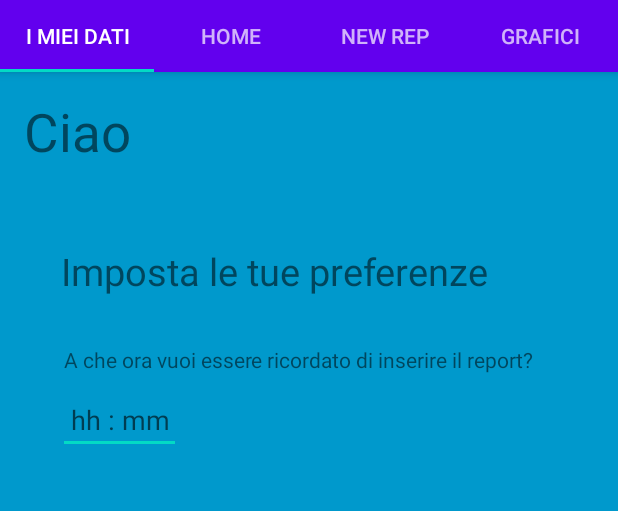
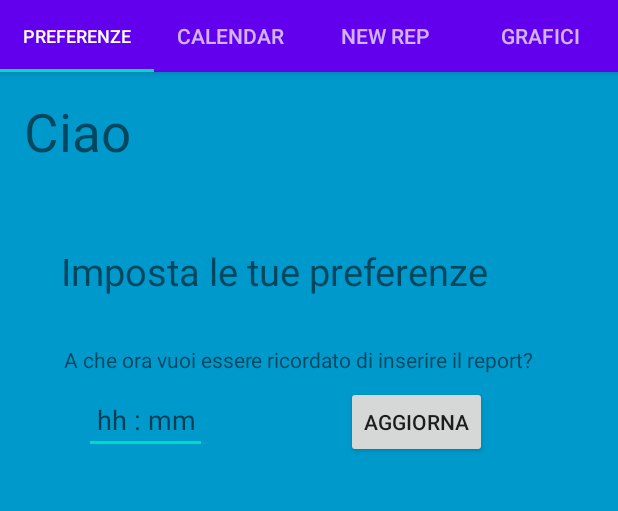
Before and after one commit to simonettimartino/LAM, an Android app: the MyData screen opened directly, with no data from a screen before it, on a phone screen of 412 x 824 dp, the part 89-600 px from its top. Run offline under Robolectric (Android 15) with nearby library versions, the phone set to English and light mode, and no system bars; our stand-ins replace Room's generated code; libraries missing offline, so code that uses them is left out: com.google.android.material, it.xabaras.android.

Commit message:
preferenze

```diff
--- a/MyHM/app/src/main/java/com/example/myhm/MyData.java
+++ b/MyHM/app/src/main/java/com/example/myhm/MyData.java
@@ -7,7 +7,10 @@ import androidx.fragment.app.Fragment;
 import android.view.LayoutInflater;
 import android.view.View;
 import android.view.ViewGroup;
+import android.widget.Button;
+import android.widget.EditText;
 import android.widget.TextView;
+import android.widget.Toast;
 
 import static android.content.Context.MODE_PRIVATE;
 
@@ -16,9 +19,12 @@ public class MyData extends Fragment {
 
     private TextView nome;
     private String n;
+    private EditText h;
+    private Button aggiorna;
 
     public static final String SHARED_PREFS = "sharedPrefs";
     public static final String NOME = "nome";
+    public static final String ORARIO = "orario";
 
     public View onCreateView(LayoutInflater inflater, @Nullable ViewGroup container, @Nullable Bundle savedInstanceState) {
         View view = inflater.inflate(R.layout.fragment_mydata, container, false);
@@ -27,9 +33,26 @@ public class MyData extends Fragment {
 
         SharedPreferences sharedPreferences = getActivity().getSharedPreferences(SHARED_PREFS, MODE_PRIVATE);
         n = sharedPreferences.getString(NOME, "");
-
         nome.setText(n);
 
+        h = view.findViewById(R.id.editTextTime);
+        h.setHint(sharedPreferences.getString(ORARIO, " hh : mm "));
+
+        aggiorna = view.findViewById(R.id.aggiorna);
+        aggiorna.setOnClickListener(new View.OnClickListener() {
+            @Override
+            public void onClick(View view) {
+
+                SharedPreferences sharedPreferences = getActivity().getSharedPreferences(SHARED_PREFS, MODE_PRIVATE);
+                SharedPreferences.Editor editor = sharedPreferences.edit();
+                editor.putString(ORARIO, h.getText().toString());
+                editor.apply();
+                Toast.makeText(getContext(), "Data saved", Toast.LENGTH_SHORT).show();
+
+                h.setText("");
+                h.setHint(sharedPreferences.getString(ORARIO, " hh : mm "));
+            }
+        });
 
         return view;
     }
--- a/MyHM/app/src/main/java/com/example/myhm/ui/main/SectionsPagerAdapter.java
+++ b/MyHM/app/src/main/java/com/example/myhm/ui/main/SectionsPagerAdapter.java
@@ -54,9 +54,9 @@ public class SectionsPagerAdapter extends FragmentPagerAdapter {
     public CharSequence getPageTitle(int position) {
         switch (position) {
             case 0:
-                return "I MIEI DATI";
+                return "PREFERENZE";
             case 1:
-                return "HOME";
+                return "CALENDAR";
             case 2:
                 return "NEW REP";
             case 3:
--- a/MyHM/app/src/main/res/layout/fragment_mydata.xml
+++ b/MyHM/app/src/main/res/layout/fragment_mydata.xml
@@ -71,12 +71,22 @@
         android:id="@+id/editTextTime"
         android:layout_width="82dp"
         android:layout_height="45dp"
+        android:layout_marginStart="56dp"
         android:layout_marginTop="8dp"
         android:ems="10"
         android:hint=" hh : mm "
         android:inputType="time"
-        app:layout_constraintEnd_toEndOf="parent"
-        app:layout_constraintHorizontal_bias="0.118"
         app:layout_constraintStart_toStartOf="parent"
         app:layout_constraintTop_toBottomOf="@+id/textView15" />
+
+    <Button
+        android:id="@+id/aggiorna"
+        android:layout_width="wrap_content"
+        android:layout_height="wrap_content"
+        android:layout_marginTop="8dp"
+        android:text="aggiorna"
+        app:layout_constraintEnd_toEndOf="parent"
+        app:layout_constraintHorizontal_bias="0.513"
+        app:layout_constraintStart_toEndOf="@+id/editTextTime"
+        app:layout_constraintTop_toBottomOf="@+id/textView15" />
 </androidx.constraintlayout.widget.ConstraintLayout>
--- a/MyHM/app/src/main/res/layout/fragment_newreport.xml
+++ b/MyHM/app/src/main/res/layout/fragment_newreport.xml
@@ -9,7 +9,7 @@
     <ScrollView
         android:id="@+id/scrollView2"
         android:layout_width="343dp"
-        android:layout_height="403dp"
+        android:layout_height="455dp"
         app:layout_constraintBottom_toBottomOf="parent"
         app:layout_constraintEnd_toEndOf="parent"
         app:layout_constraintHorizontal_bias="0.495"
```
